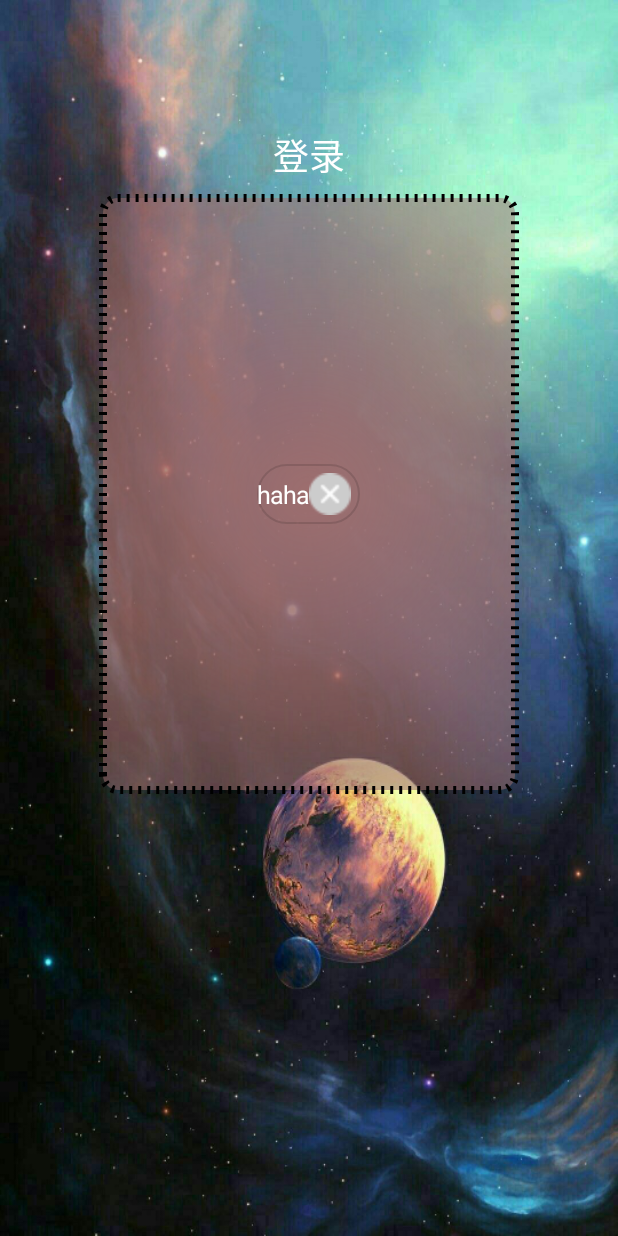
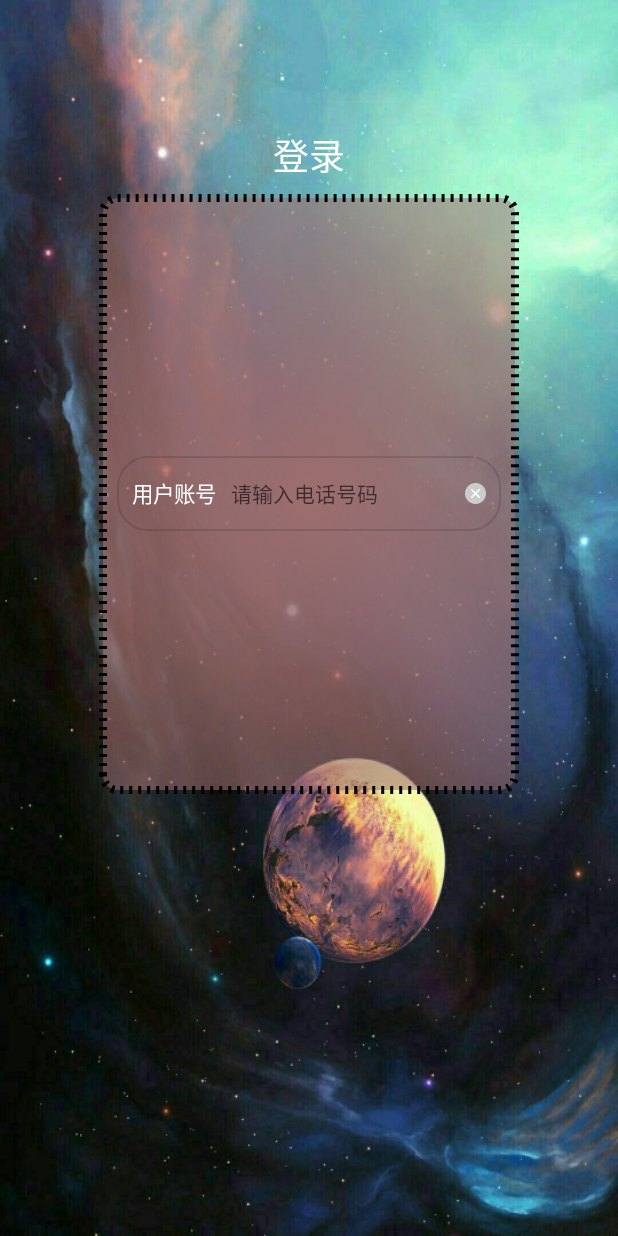
Before and after one commit to qyxiansheng/RxDemo, an Android app: the screen it shows after launch (MainActivity), on a phone screen of 412 x 824 dp. Run offline under Robolectric (Android 15) with nearby library versions, the phone set to English and light mode, and no system bars.

Commit message:
通晓了如何写组件，textsize相关还待优化

```diff
--- a/app/src/main/java/com/qyue/rxdemo/widget/AccountView.kt
+++ b/app/src/main/java/com/qyue/rxdemo/widget/AccountView.kt
@@ -3,11 +3,13 @@ package com.qyue.rxdemo.widget
 import android.content.Context
 import android.graphics.BitmapFactory
 import android.graphics.Color
-import android.graphics.drawable.Drawable
-import android.support.annotation.Dimension
 import android.text.InputFilter
+import android.text.TextUtils
 import android.util.AttributeSet
+import android.util.TypedValue
+import android.view.Gravity
 import android.view.LayoutInflater
+import android.view.WindowManager
 import android.widget.EditText
 import android.widget.ImageView
 import android.widget.LinearLayout
@@ -23,11 +25,15 @@ class AccountView : @JvmOverloads LinearLayout {
     private lateinit var input: EditText
     private lateinit var clear: ImageView
 
+    private var av_panel_width: Int = 0
+    private var av_panel_height: Int = 0
+
     private var av_tip_text: String = ""
     private var av_tip_textColor: Int = 0
     private var av_tip_textSize: Float = 0.0f
     private var av_tip_marginLeft: Int = 0
     private var av_tip_marginRight: Int = 0
+
     private var av_input_text: String = ""
     private var av_input_textColor: Int = 0
     private var av_input_textSize: Float = 0.0F
@@ -35,6 +41,9 @@ class AccountView : @JvmOverloads LinearLayout {
     private var av_input_marginRight: Int = 0
     private var av_input_hint: String = ""
     private var av_input_maxLength: Int = 0
+    private var av_input_width: Int = 0
+    private var av_input_height: Int = 0
+
     private var av_clear_mipmap: Int = 0
     private var av_clear_drawable: Int = 0
     private var av_clear_background: Int = 0
@@ -49,6 +58,8 @@ class AccountView : @JvmOverloads LinearLayout {
     private var mAttrs: AttributeSet? = null
     private var mDefStyleAttr: Int = 0
 
+    private val DEFAULT_WIDTH = 200
+    private val DEFAULT_HEIGHT = 400
 
     constructor(context: Context) : super(context) {
         mContext = context
@@ -75,29 +86,47 @@ class AccountView : @JvmOverloads LinearLayout {
     private fun init(context: Context, attrs: AttributeSet?, defStyleAttr: Int) {
         LayoutInflater.from(context).inflate(R.layout.login_account, this, true)
         //获取自定义属性
-        val typedArray = context.obtainStyledAttributes(attrs, R.styleable.AccountView, defStyleAttr, 0); av_tip_text = typedArray.getString(R.styleable.AccountView_av_tip_text);
+        val typedArray = context.obtainStyledAttributes(attrs, R.styleable.AccountView, defStyleAttr, 0);
 
+        av_panel_width = typedArray.getDimensionPixelSize(R.styleable.AccountView_av_panel_width, 0)
+        av_panel_height = typedArray.getDimensionPixelSize(R.styleable.AccountView_av_panel_height, 0)
+
+        if (TextUtils.isEmpty(typedArray.getString(R.styleable.AccountView_av_tip_text))) {
+            av_tip_text = ""
+        } else {
+            av_tip_text = typedArray.getString(R.styleable.AccountView_av_tip_text);
+        }
         av_tip_textColor = typedArray.getColor(R.styleable.AccountView_av_tip_textColor, Color.WHITE);
-        av_tip_textSize = typedArray.getDimension(R.styleable.AccountView_av_tip_textSize, 14f);
-        av_tip_marginLeft = typedArray.getDimensionPixelSize(R.styleable.AccountView_av_tip_marginLeft, 0);
-        av_tip_marginRight = typedArray.getDimensionPixelSize(R.styleable.AccountView_av_tip_marginRight, 0);
+        av_tip_textSize = typedArray.getDimension(R.styleable.AccountView_av_tip_textSize, DensityUtil.sp2px(mContext,14.0f));
+        av_tip_marginLeft = typedArray.getDimensionPixelSize(R.styleable.AccountView_av_tip_marginLeft, 10);
+        av_tip_marginRight = typedArray.getDimensionPixelSize(R.styleable.AccountView_av_tip_marginRight, 10);
 
-        av_input_text = typedArray.getString(R.styleable.AccountView_av_input_text);
+        if (TextUtils.isEmpty(typedArray.getString(R.styleable.AccountView_av_input_text))) {
+            av_input_text = ""
+        } else {
+            av_input_text = typedArray.getString(R.styleable.AccountView_av_input_text)
+        }
         av_input_textColor = typedArray.getColor(R.styleable.AccountView_av_input_textColor, Color.WHITE);
         av_input_textSize = typedArray.getDimension(R.styleable.AccountView_av_input_textSize, 14f);
         av_input_marginLeft = typedArray.getDimensionPixelSize(R.styleable.AccountView_av_input_marginLeft, 0);
         av_input_marginRight = typedArray.getDimensionPixelSize(R.styleable.AccountView_av_input_marginRight, 0);
-        av_input_hint = typedArray.getString(R.styleable.AccountView_av_input_hint);
+        if (TextUtils.isEmpty(typedArray.getString(R.styleable.AccountView_av_input_hint))) {
+            av_input_hint = ""
+        } else {
+            av_input_hint = typedArray.getString(R.styleable.AccountView_av_input_hint);
+        }
         av_input_maxLength = typedArray.getInt(R.styleable.AccountView_av_input_maxLength, -1);
+        av_input_width = typedArray.getDimensionPixelSize(R.styleable.AccountView_av_input_width, WindowManager.LayoutParams.MATCH_PARENT);
+        av_input_height = typedArray.getDimensionPixelSize(R.styleable.AccountView_av_input_height, WindowManager.LayoutParams.MATCH_PARENT);
 
         av_clear_mipmap = typedArray.getResourceId(R.styleable.AccountView_av_clear_mipmap, R.drawable.login_account_clear);
         av_clear_drawable = typedArray.getResourceId(R.styleable.AccountView_av_clear_drawable, R.drawable.login_account_clear);
         av_clear_background = typedArray.getResourceId(R.styleable.AccountView_av_clear_background, R.drawable.login_account_clear);
-        av_clear_width = typedArray.getDimensionPixelSize(R.styleable.AccountView_av_clear_width, 0);
-        av_clear_height = typedArray.getDimensionPixelSize(R.styleable.AccountView_av_clear_height, 0);
+        av_clear_width = typedArray.getDimensionPixelSize(R.styleable.AccountView_av_clear_width, WindowManager.LayoutParams.WRAP_CONTENT);
+        av_clear_height = typedArray.getDimensionPixelSize(R.styleable.AccountView_av_clear_height, WindowManager.LayoutParams.MATCH_PARENT);
         av_clear_marginTop = typedArray.getDimensionPixelSize(R.styleable.AccountView_av_clear_marginTop, 0);
         av_clear_marginBottom = typedArray.getDimensionPixelSize(R.styleable.AccountView_av_clear_marginBottom, 0);
-        av_clear_marginRight = typedArray.getDimensionPixelSize(R.styleable.AccountView_av_clear_marginRight, 0);
+        av_clear_marginRight = typedArray.getDimensionPixelSize(R.styleable.AccountView_av_clear_marginRight, 10);
         av_clear_padding = typedArray.getDimensionPixelSize(R.styleable.AccountView_av_clear_padding, 0);
 
         typedArray.recycle()
@@ -108,42 +137,54 @@ class AccountView : @JvmOverloads LinearLayout {
      */
     override fun onFinishInflate() {
         super.onFinishInflate()
-//        panel = LayoutInflater.from(context).inflate(R.layout.login_account, this, true) as LinearLayout;
-
+        panel = findViewById(R.id.ll_account_panel)
         tip = findViewById(R.id.tv_account_tip)
         input = findViewById(R.id.et_account_input)
         clear = findViewById(R.id.iv_account_clear)
 
-        tip.setText(av_tip_text)
+        //组合件（login_account.xml）ll_account_panel外层宽度必须是MATCH_PARENT才能充满整个控件，
+        // 不然account_view即使设置了MATCH_PARENT，组合件的内容（三个控件的呈现）也无法充满整个控件
+        //查看login_account.xml的et_account_input即可反应此现象
+        var panel_lp = LayoutParams(input.getLayoutParams())
+        panel_lp.width = WindowManager.LayoutParams.MATCH_PARENT
+        panel_lp.height = WindowManager.LayoutParams.MATCH_PARENT
+        panel.layoutParams = panel_lp
+
+        tip.text = av_tip_text
         tip.setTextColor(av_tip_textColor)
-        tip.setTextSize(av_tip_textSize)
-        var tip_lp = LayoutParams(tip.getLayoutParams())
-        tip_lp.setMargins(av_tip_marginLeft, 0, av_tip_marginRight, 0);
+        //TODO 不能只是通过再调用setTextSize方法设置字体大小，必须使用paint方法得到mTextPaint，再调用setTextSize设置字体大小，不然字体大小会出现字体大小异常（偏大,获取的是sp值）
+        //不可以这样用tip.textSize = av_tip_textSize，应该选择以下两种方式之一：
+        tip.paint.textSize = av_tip_textSize
+//        tip.setTextSize(TypedValue.COMPLEX_UNIT_PX, av_tip_textSize)
+        var tip_lp = LayoutParams(tip.layoutParams)
+        tip_lp.setMargins(DensityUtil.dp2px(mContext, av_tip_marginLeft), 0, DensityUtil.dp2px(mContext, av_tip_marginRight), 0);
         tip.layoutParams = tip_lp
 
         input.setText(av_input_text)
         input.setTextColor(av_input_textColor)
+        input.hint = av_input_hint
+        //TODO EditText可直接设置字体大小，无需调用上面TextView的两种方式，原因待查明
         input.textSize = av_input_textSize
-        var input_lp = LayoutParams(input.getLayoutParams())
+        var input_lp = LayoutParams(input.layoutParams)
+
         input_lp.setMargins(av_input_marginLeft, 0, av_input_marginRight, 0);
+        input_lp.width = WindowManager.LayoutParams.MATCH_PARENT
+        input_lp.height = WindowManager.LayoutParams.MATCH_PARENT
+        input_lp.weight = 1.0f//设置权重，不然后面的clear按钮会被撑出屏幕外
+        input.filters = arrayOf(InputFilter.LengthFilter(av_input_maxLength))
         input.layoutParams = input_lp
-        input.hint = av_input_hint
-        input.filters = arrayOf(InputFilter.LengthFilter(av_input_maxLength))
 
         clear.setImageBitmap(BitmapFactory.decodeResource(this.resources, av_clear_mipmap))
         clear.setImageBitmap(BitmapFactory.decodeResource(this.resources, av_clear_drawable))
         clear.setImageBitmap(BitmapFactory.decodeResource(this.resources, av_clear_background))
-        clear.layoutParams.width = av_clear_width
-        clear.layoutParams.height = av_clear_height
         var clear_lp = LayoutParams(input.getLayoutParams())
-        clear_lp.setMargins(0, av_clear_marginTop, av_clear_marginRight, av_clear_marginBottom);
-        clear.setPadding(av_clear_padding, av_clear_padding, av_clear_padding, av_clear_padding)
+        clear_lp.width = av_clear_width
+        clear_lp.height = av_clear_height
+        clear_lp.gravity = Gravity.CENTER
+        clear_lp.setMargins(0, DensityUtil.dp2px(mContext, av_clear_marginTop), DensityUtil.dp2px(mContext, av_clear_marginRight), DensityUtil.dp2px(mContext, av_clear_marginBottom))
+        clear.setPadding(DensityUtil.dp2px(mContext, av_clear_padding), DensityUtil.dp2px(mContext, av_clear_padding), DensityUtil.dp2px(mContext, av_clear_padding), DensityUtil.dp2px(mContext, av_clear_padding))
+        clear.layoutParams = clear_lp
     }
 
-    override fun onMeasure(widthMeasureSpec: Int, heightMeasureSpec: Int) {
-        var hms = heightMeasureSpec
-        var height = MeasureSpec.getSize(hms)
-        hms = MeasureSpec.makeMeasureSpec(height, MeasureSpec.UNSPECIFIED)
-        super.onMeasure(widthMeasureSpec, hms)
-    }
+
 }
--- a/app/src/main/res/layout/activity_main.xml
+++ b/app/src/main/res/layout/activity_main.xml
@@ -31,8 +31,10 @@
         android:layout_marginTop="8dp"
         android:layout_marginEnd="8dp"
         android:layout_marginRight="8dp"
+
         android:background="@drawable/login_panel"
         android:elevation="10dp"
+        android:orientation="vertical"
         android:gravity="center"
         app:layout_constraintEnd_toEndOf="parent"
         app:layout_constraintStart_toStartOf="parent"
@@ -42,22 +44,12 @@
         <com.qyue.rxdemo.widget.AccountView
             android:id="@+id/account_view"
             android:layout_width="match_parent"
-            android:layout_height="40dp"
-            app:av_tip_text="haha"
-            app:av_tip_textColor="@color/white"
-            app:av_tip_textSize="11sp"
-            app:av_input_text="asd"
-            app:av_input_textSize="10sp"
-            app:av_input_textColor="@color/colorAccent"
-            app:av_input_hint="请输入账号"
+            android:layout_marginLeft="10dp"
+            android:layout_marginRight="10dp"
+            android:layout_height="50dp"
+            app:av_input_hint="请输入电话号码"
             app:av_input_maxLength="11"
-            app:av_clear_drawable="@mipmap/login_account_clear"
-            app:av_clear_height="28dp"
-            app:av_clear_width="28dp"
-            app:av_clear_marginTop="6dp"
-            app:av_clear_marginBottom="6dp"
-            app:av_clear_marginRight="6dp"
-            ></com.qyue.rxdemo.widget.AccountView>
+            app:av_tip_text="用户账号"></com.qyue.rxdemo.widget.AccountView>
     </LinearLayout>
 
 </android.support.constraint.ConstraintLayout>
--- a/app/src/main/res/layout/login_account.xml
+++ b/app/src/main/res/layout/login_account.xml
@@ -2,36 +2,31 @@
 <LinearLayout xmlns:android="http://schemas.android.com/apk/res/android"
     android:id="@+id/ll_account_panel"
     android:layout_width="match_parent"
+    android:layout_height="match_parent"
     android:background="@drawable/login_account_background"
-    android:orientation="horizontal"
-    android:layout_height="40dp">
+    android:orientation="horizontal">
 
     <TextView
         android:id="@+id/tv_account_tip"
         android:layout_width="wrap_content"
         android:layout_height="match_parent"
-        android:layout_marginLeft="8dp"
         android:gravity="center_vertical"
         android:text="账号：" />
 
     <EditText
         android:id="@+id/et_account_input"
-        android:layout_width="0dp"
+        android:layout_width="match_parent"
+        android:layout_height="match_parent"
         android:layout_weight="1"
-        android:layout_height="match_parent"
         android:background="@null"
         android:hint="请输入账号"
-        android:maxLength="11"
-        android:textSize="14sp"
         android:textColor="#333333" />
 
     <ImageView
         android:id="@+id/iv_account_clear"
-        android:layout_width="28dp"
-        android:layout_height="28dp"
-        android:layout_marginTop="6dp"
-        android:layout_marginBottom="6dp"
-        android:layout_marginRight="6dp"
+        android:layout_width="wrap_content"
+        android:layout_height="match_parent"
+        android:layout_gravity="center"
         android:padding="8dp"
         android:src="@mipmap/login_account_clear" />
 </LinearLayout>
--- a/app/src/main/res/values/attr_account_view.xml
+++ b/app/src/main/res/values/attr_account_view.xml
@@ -1,6 +1,8 @@
 <?xml version="1.0" encoding="utf-8"?>
 <resources>
     <declare-styleable name="AccountView">
+        <attr name="av_panel_width" format="dimension" />
+        <attr name="av_panel_height" format="dimension" />
 
         <attr name="av_tip_text" format="string" />
         <attr name="av_tip_textColor" format="color" />
@@ -15,6 +17,8 @@
         <attr name="av_input_marginRight" format="dimension" />
         <attr name="av_input_hint" format="string" />
         <attr name="av_input_maxLength" format="integer" />
+        <attr name="av_input_width" format="dimension" />
+        <attr name="av_input_height" format="dimension" />
 
         <attr name="av_clear_mipmap" format="reference" />
         <attr name="av_clear_drawable" format="reference" />
```
